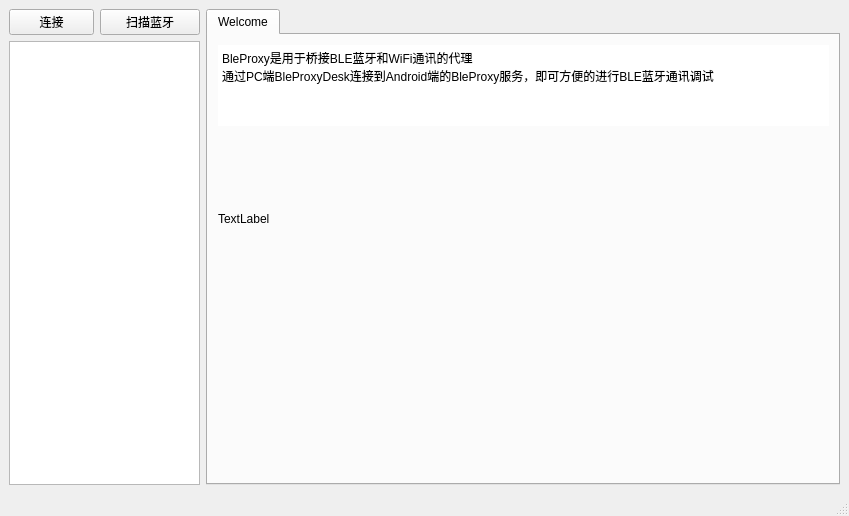
Before: the Qt Designer form PC/BleProxyDesk/resource/ui/main_window.ui in uname/bleproxy, drawn with Qt 5.
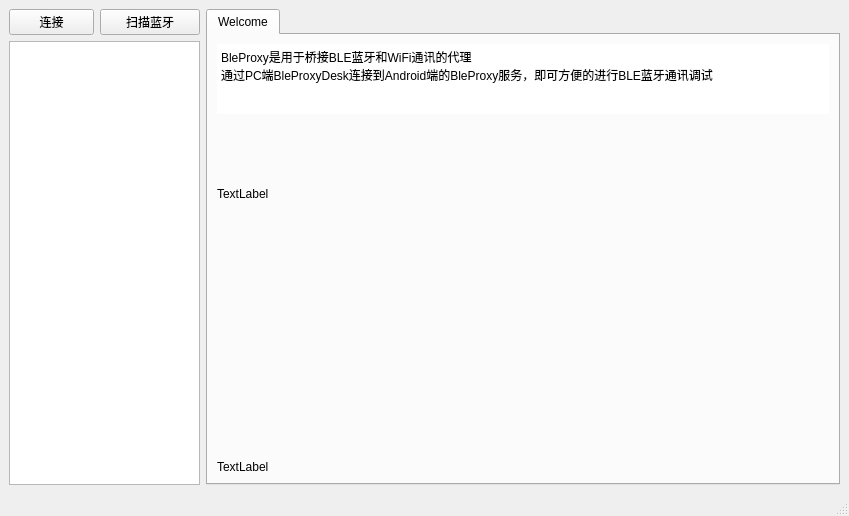
After: the same form once the commit is applied. Custom widgets are drawn as their Qt base class.

Diff of the .ui file:
```diff
--- a/PC/BleProxyDesk/resource/ui/main_window.ui
+++ b/PC/BleProxyDesk/resource/ui/main_window.ui
@@ -71,40 +71,75 @@
        <attribute name="title">
         <string>Welcome</string>
        </attribute>
-       <widget class="QTextEdit" name="textEdit">
-        <property name="geometry">
-         <rect>
-          <x>10</x>
-          <y>10</y>
-          <width>611</width>
-          <height>81</height>
-         </rect>
-        </property>
-        <property name="frameShape">
-         <enum>QFrame::NoFrame</enum>
-        </property>
-        <property name="html">
-         <string>&lt;!DOCTYPE HTML PUBLIC &quot;-//W3C//DTD HTML 4.0//EN&quot; &quot;http://www.w3.org/TR/REC-html40/strict.dtd&quot;&gt;
+       <layout class="QGridLayout" name="gridLayout_2">
+        <item row="1" column="0">
+         <widget class="QLabel" name="archView">
+          <property name="minimumSize">
+           <size>
+            <width>459</width>
+            <height>147</height>
+           </size>
+          </property>
+          <property name="text">
+           <string>TextLabel</string>
+          </property>
+         </widget>
+        </item>
+        <item row="1" column="1">
+         <spacer name="horizontalSpacer">
+          <property name="orientation">
+           <enum>Qt::Horizontal</enum>
+          </property>
+          <property name="sizeHint" stdset="0">
+           <size>
+            <width>142</width>
+            <height>20</height>
+           </size>
+          </property>
+         </spacer>
+        </item>
+        <item row="2" column="0">
+         <spacer name="verticalSpacer">
+          <property name="orientation">
+           <enum>Qt::Vertical</enum>
+          </property>
+          <property name="sizeHint" stdset="0">
+           <size>
+            <width>20</width>
+            <height>169</height>
+           </size>
+          </property>
+         </spacer>
+        </item>
+        <item row="3" column="0" colspan="2">
+         <widget class="QLabel" name="versionLabel">
+          <property name="text">
+           <string>TextLabel</string>
+          </property>
+         </widget>
+        </item>
+        <item row="0" column="0" colspan="2">
+         <widget class="QTextEdit" name="textEdit">
+          <property name="maximumSize">
+           <size>
+            <width>16777215</width>
+            <height>70</height>
+           </size>
+          </property>
+          <property name="frameShape">
+           <enum>QFrame::NoFrame</enum>
+          </property>
+          <property name="html">
+           <string>&lt;!DOCTYPE HTML PUBLIC &quot;-//W3C//DTD HTML 4.0//EN&quot; &quot;http://www.w3.org/TR/REC-html40/strict.dtd&quot;&gt;
 &lt;html&gt;&lt;head&gt;&lt;meta name=&quot;qrichtext&quot; content=&quot;1&quot; /&gt;&lt;style type=&quot;text/css&quot;&gt;
 p, li { white-space: pre-wrap; }
 &lt;/style&gt;&lt;/head&gt;&lt;body style=&quot; font-family:'宋体'; font-size:9pt; font-weight:400; font-style:normal;&quot;&gt;
 &lt;p style=&quot; margin-top:0px; margin-bottom:0px; margin-left:0px; margin-right:0px; -qt-block-indent:0; text-indent:0px;&quot;&gt;BleProxy是用于桥接BLE蓝牙和WiFi通讯的代理&lt;/p&gt;
 &lt;p style=&quot; margin-top:0px; margin-bottom:0px; margin-left:0px; margin-right:0px; -qt-block-indent:0; text-indent:0px;&quot;&gt;通过PC端BleProxyDesk连接到Android端的BleProxy服务，即可方便的进行BLE蓝牙通讯调试&lt;/p&gt;&lt;/body&gt;&lt;/html&gt;</string>
-        </property>
-       </widget>
-       <widget class="QLabel" name="archView">
-        <property name="geometry">
-         <rect>
-          <x>10</x>
-          <y>110</y>
-          <width>459</width>
-          <height>147</height>
-         </rect>
-        </property>
-        <property name="text">
-         <string>TextLabel</string>
-        </property>
-       </widget>
+          </property>
+         </widget>
+        </item>
+       </layout>
       </widget>
      </widget>
     </item>
```
